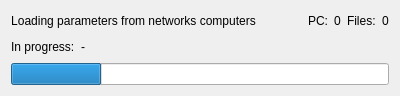
First picture: the form in bootloader.ui, repository fensoft/cloud, before the edit.
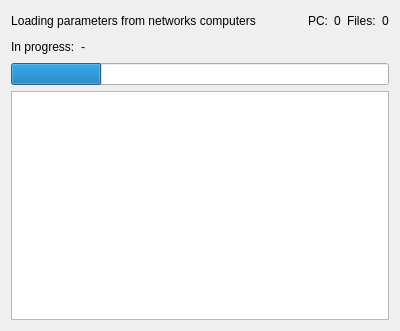
Second picture: the form after the edit. Icons and pictures are not drawn.

```diff
--- a/bootloader.ui
+++ b/bootloader.ui
@@ -7,7 +7,7 @@
     <x>0</x>
     <y>0</y>
     <width>400</width>
-    <height>95</height>
+    <height>331</height>
    </rect>
   </property>
   <property name="windowTitle">
@@ -114,6 +114,9 @@
      </property>
     </widget>
    </item>
+   <item>
+    <widget class="QTextBrowser" name="textBrowser"/>
+   </item>
   </layout>
  </widget>
  <resources>
```
